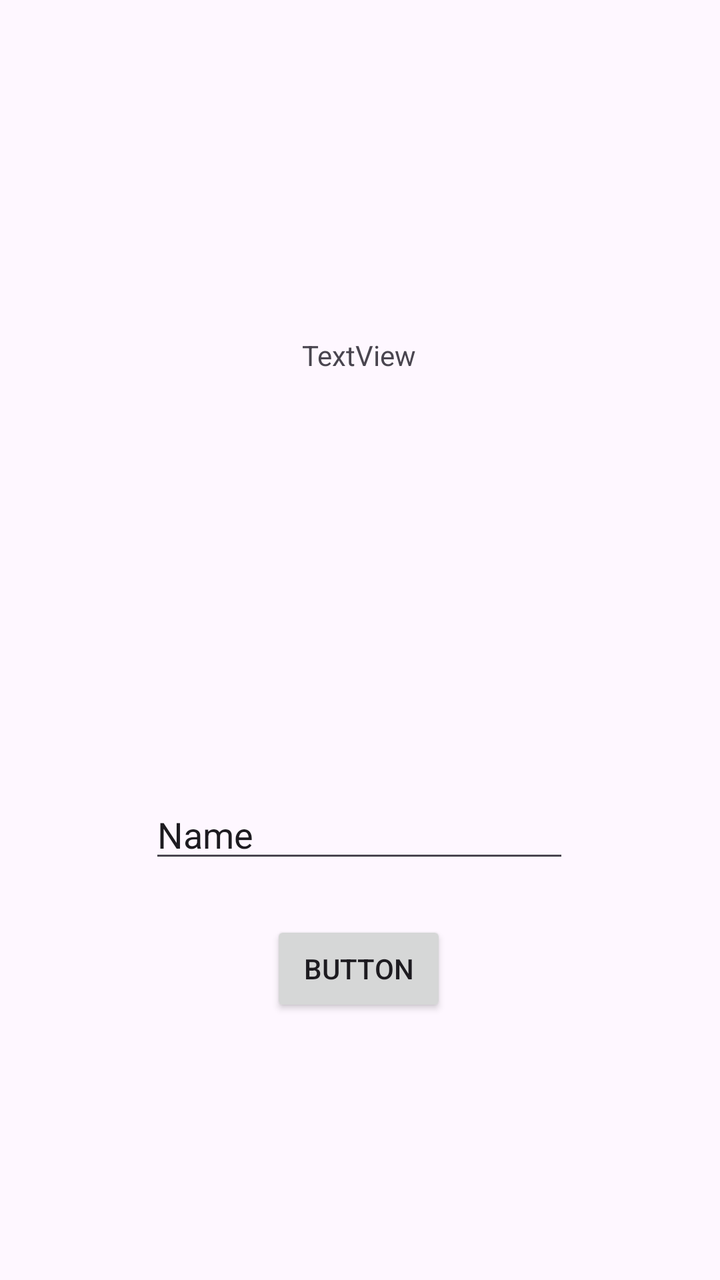
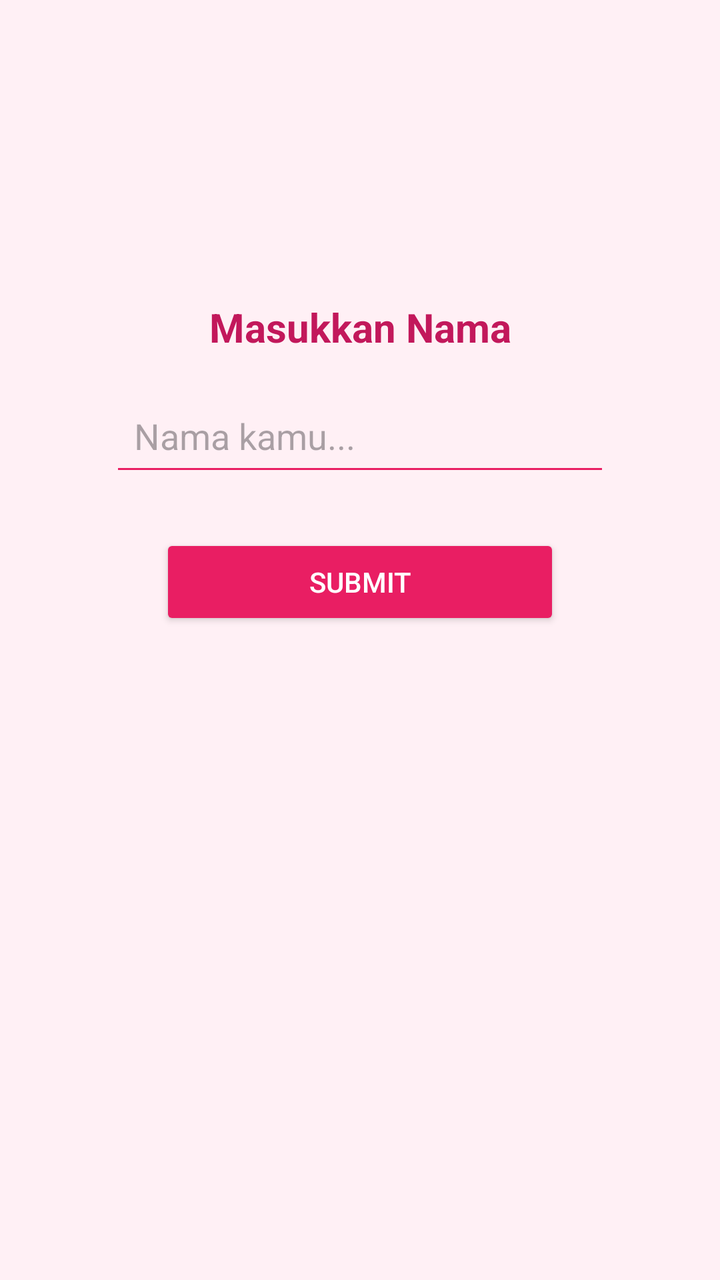

Screens rendered from an Android XML layout before and after an edit, with the pre-edit source and the edit as a unified diff.
<!-- AndroidManifest.xml: application theme Theme.MarvelApps -->
<!-- res/layout/activity_second.xml -->
<?xml version="1.0" encoding="utf-8"?>
<androidx.constraintlayout.widget.ConstraintLayout xmlns:android="http://schemas.android.com/apk/res/android"
    xmlns:app="http://schemas.android.com/apk/res-auto"
    xmlns:tools="http://schemas.android.com/tools"
    android:id="@+id/main"
    android:layout_width="match_parent"
    android:layout_height="match_parent"
    tools:context=".Pertemuan_2.SecondActivity">

    <Button
        android:id="@+id/btnSubmit"
        android:layout_width="wrap_content"
        android:layout_height="wrap_content"
        android:layout_marginTop="24dp"
        android:text="Button"
        app:layout_constraintEnd_toEndOf="parent"
        app:layout_constraintHorizontal_bias="0.498"
        app:layout_constraintStart_toStartOf="parent"
        app:layout_constraintTop_toBottomOf="@+id/inputNama" />

    <TextView
        android:id="@+id/textNama"
        android:layout_width="wrap_content"
        android:layout_height="wrap_content"
        android:layout_marginTop="168dp"
        android:text="TextView"
        app:layout_constraintEnd_toEndOf="parent"
        app:layout_constraintHorizontal_bias="0.498"
        app:layout_constraintStart_toStartOf="parent"
        app:layout_constraintTop_toTopOf="parent" />

    <EditText
        android:id="@+id/inputNama"
        android:layout_width="wrap_content"
        android:layout_height="wrap_content"
        android:layout_marginTop="208dp"
        android:ems="10"
        android:inputType="text"
        android:text="Name"
        app:layout_constraintEnd_toEndOf="parent"
        app:layout_constraintHorizontal_bias="0.497"
        app:layout_constraintStart_toStartOf="parent"
        app:layout_constraintTop_toBottomOf="@+id/textNama" />
</androidx.constraintlayout.widget.ConstraintLayout>
<!-- resources referenced by this layout -->
<resources>
  <style name="Theme.MarvelApps" parent="Base.Theme.MarvelApps" />
  <style name="Base.Theme.MarvelApps" parent="Theme.Material3.DayNight.NoActionBar">
          
          
      </style>
</resources>

<!-- the commit's change to res/layout/activity_second.xml (unified diff, before → after) -->
@@ -1,44 +1,52 @@
 <?xml version="1.0" encoding="utf-8"?>
-<androidx.constraintlayout.widget.ConstraintLayout xmlns:android="http://schemas.android.com/apk/res/android"
+<androidx.constraintlayout.widget.ConstraintLayout
+    xmlns:android="http://schemas.android.com/apk/res/android"
     xmlns:app="http://schemas.android.com/apk/res-auto"
     xmlns:tools="http://schemas.android.com/tools"
     android:id="@+id/main"
     android:layout_width="match_parent"
     android:layout_height="match_parent"
+    android:background="#FFF0F5"
     tools:context=".Pertemuan_2.SecondActivity">
-
-    <Button
-        android:id="@+id/btnSubmit"
-        android:layout_width="wrap_content"
-        android:layout_height="wrap_content"
-        android:layout_marginTop="24dp"
-        android:text="Button"
-        app:layout_constraintEnd_toEndOf="parent"
-        app:layout_constraintHorizontal_bias="0.498"
-        app:layout_constraintStart_toStartOf="parent"
-        app:layout_constraintTop_toBottomOf="@+id/inputNama" />
 
     <TextView
         android:id="@+id/textNama"
         android:layout_width="wrap_content"
         android:layout_height="wrap_content"
-        android:layout_marginTop="168dp"
-        android:text="TextView"
+        android:text="Masukkan Nama"
+        android:textSize="20sp"
+        android:textStyle="bold"
+        android:textColor="#C2185B"
+        app:layout_constraintTop_toTopOf="parent"
+        app:layout_constraintBottom_toTopOf="@id/inputNama"
+        app:layout_constraintStart_toStartOf="parent"
         app:layout_constraintEnd_toEndOf="parent"
-        app:layout_constraintHorizontal_bias="0.498"
-        app:layout_constraintStart_toStartOf="parent"
-        app:layout_constraintTop_toTopOf="parent" />
+        android:layout_marginTop="150dp"/>
 
     <EditText
         android:id="@+id/inputNama"
-        android:layout_width="wrap_content"
+        android:layout_width="250dp"
+        android:layout_height="50dp"
+        android:hint="Nama kamu..."
+        android:padding="12dp"
+        android:textColor="#000000"
+        android:backgroundTint="#E91E63"
+        app:layout_constraintTop_toBottomOf="@id/textNama"
+        app:layout_constraintStart_toStartOf="parent"
+        app:layout_constraintEnd_toEndOf="parent"
+        android:layout_marginTop="16dp"/>
+
+    <Button
+        android:id="@+id/btnSubmit"
+        android:layout_width="200dp"
         android:layout_height="wrap_content"
-        android:layout_marginTop="208dp"
-        android:ems="10"
-        android:inputType="text"
-        android:text="Name"
+        android:text="Submit"
+        android:textColor="#FFFFFF"
+        android:backgroundTint="#E91E63"
+        android:elevation="6dp"
+        app:layout_constraintTop_toBottomOf="@id/inputNama"
+        app:layout_constraintStart_toStartOf="parent"
         app:layout_constraintEnd_toEndOf="parent"
-        app:layout_constraintHorizontal_bias="0.497"
-        app:layout_constraintStart_toStartOf="parent"
-        app:layout_constraintTop_toBottomOf="@+id/textNama" />
+        android:layout_marginTop="24dp"/>
+
 </androidx.constraintlayout.widget.ConstraintLayout>
